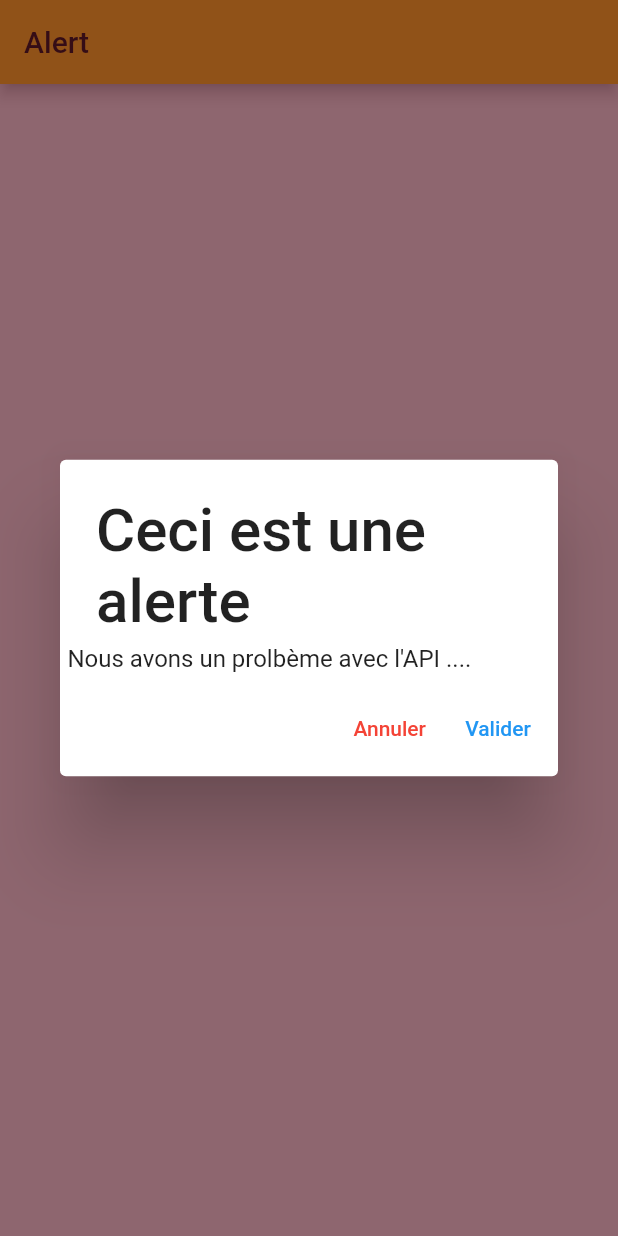
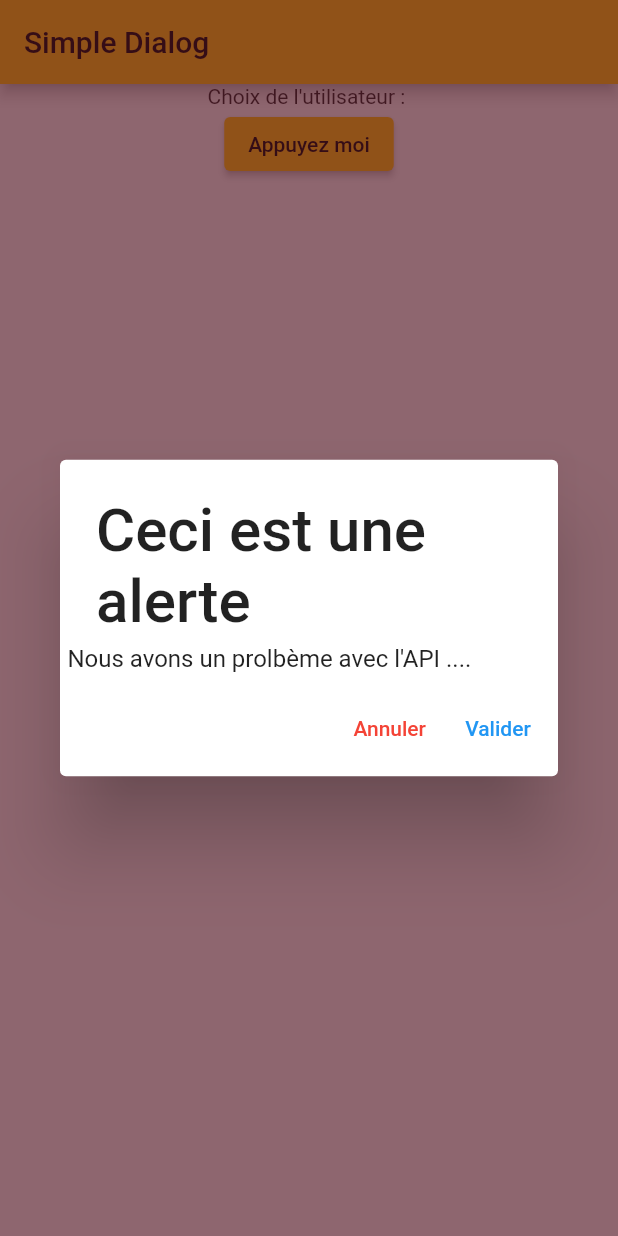
Before and after one commit to fabienlierville/flutter_ril21-2_navigation, a Flutter app: the screen it shows after launch, after a tap on "Appuyez moi", on a phone screen of 412 x 824 dp. Run offline on Flutter 3.47's test engine with Material 2 defaults, Android fonts, the phone set to English and light mode, and no system bars.

Commit message:
Simple Dialog

```diff
--- a/lib/main.dart
+++ b/lib/main.dart
@@ -1,5 +1,6 @@
 import 'package:flutter/material.dart';
 import 'package:navigation/pages/page_alert.dart';
+import 'package:navigation/pages/page_simple.dart';
 import 'package:navigation/pages/page_snack.dart';
 
 void main() {
@@ -15,7 +16,7 @@ class MyApp extends StatelessWidget {
       theme: ThemeData(
         primarySwatch: Colors.amber,
       ),
-      home: const PageAlert(),
+      home: const PageSimple(),
       debugShowCheckedModeBanner: false,
     );
   }
--- /dev/null
+++ b/lib/pages/page_simple.dart
@@ -0,0 +1,64 @@
+import 'package:flutter/material.dart';
+
+class PageSimple extends StatefulWidget {
+  const PageSimple({Key? key}) : super(key: key);
+
+  @override
+  _PageSimpleState createState() => _PageSimpleState();
+}
+
+class _PageSimpleState extends State<PageSimple> {
+
+  @override
+  Widget build(BuildContext context) {
+    return Scaffold(
+      appBar: AppBar(
+        title: Text("Simple Dialog"),
+      ),
+      body: Center(
+        child:Column(
+          children: [
+            Text("Choix de l'utilisateur : "),
+            ElevatedButton(
+              child: Text("Appuyez moi"),
+              onPressed: (){
+                alerte();
+              },
+            ),
+          ],
+        )
+      ),
+    );
+  }
+
+  Future<void> alerte() async{
+    showDialog(
+      context: context,
+      barrierDismissible: false,
+      barrierColor: Color(0xa4521422),
+      builder: (BuildContext contextDialog){
+        return AlertDialog(
+          title: Text("Ceci est une alerte", textScaleFactor: 2,),
+          content: Text("Nous avons un prolbème avec l'API ...."),
+          contentPadding: EdgeInsets.all(5.0),
+          actions: [
+            TextButton(
+                onPressed: (){
+                  print("Annuler");
+                  Navigator.pop(contextDialog);
+                },
+                child: Text("Annuler", style: TextStyle(color: Colors.red),)
+            ),
+            TextButton(
+                onPressed: (){
+                  print("Valider");
+                  Navigator.pop(contextDialog);
+                },
+                child: Text("Valider", style: TextStyle(color: Colors.blue),)
+            ),
+          ],
+        );
+      }
+    );
+  }
+}
```
